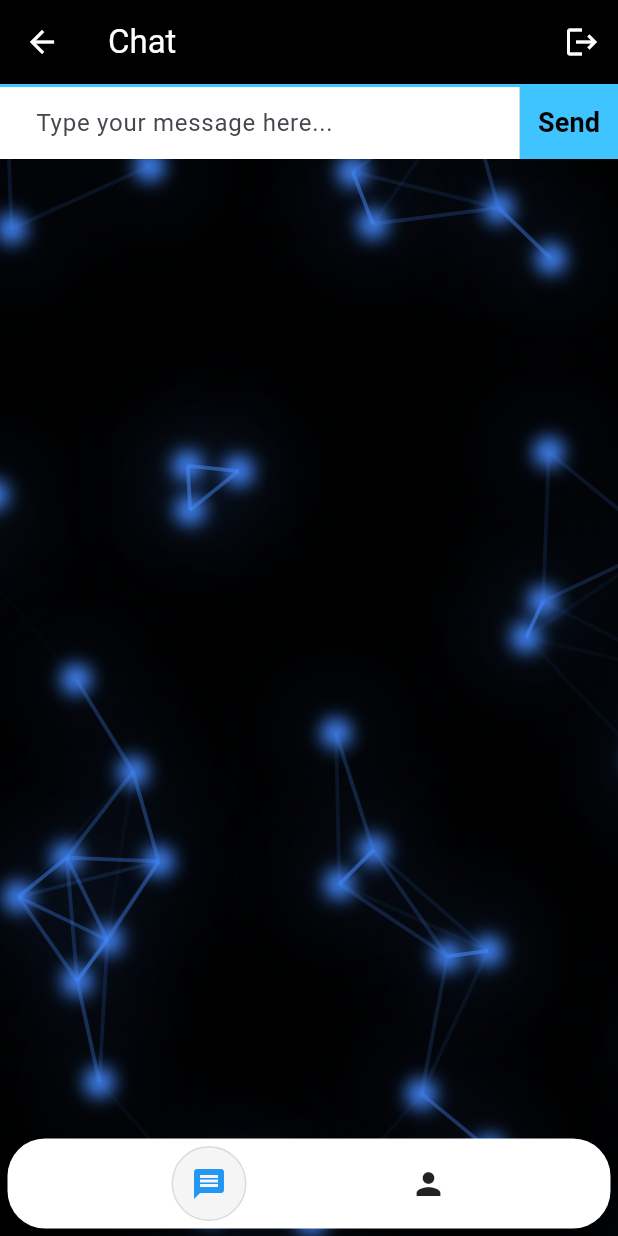
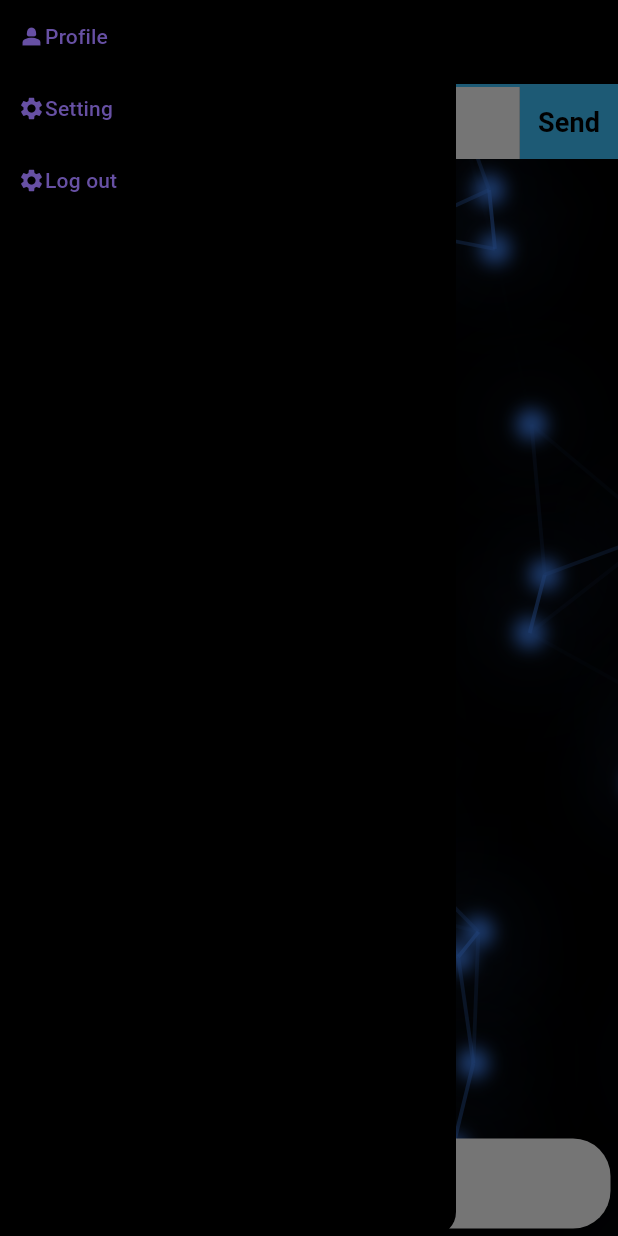
Before and after one commit to Barcha22/Flutter, a Flutter app: the ChatPage screen opened by its route, with the side drawer open (before the commit the screen has no drawer), on a phone screen of 412 x 824 dp. Run offline on Flutter 3.47's test engine with Material 3 defaults, Android fonts, the phone set to English and light mode, and no system bars; our stand-ins replace animated_text_kit, audioplayers, firebase_auth, firebase_core, font_awesome_flutter, geocoding and 3 more; missing offline and left inert: flutter_weather_bg_null_safety; accounts and stored records are empty.

Commit message:
did some work on drawer

```diff
--- a/neon_chat/lib/screens/chat_page.dart
+++ b/neon_chat/lib/screens/chat_page.dart
@@ -1,7 +1,7 @@
 import 'package:flutter/material.dart';
 import '/animation/animated_background.dart';
 import 'package:firebase_auth/firebase_auth.dart';
-import 'login_page.dart';
+import 'welcome_page.dart';
 
 class ChatPage extends StatefulWidget {
   static const String id = "Chat_Page";
@@ -30,7 +30,7 @@ class _ChatPageState extends State<ChatPage> {
       if (user != null) {
         loggedInUser = user;
         debugPrint = (String? loggedInUser, {int? wrapWidth}) {
-          print(loggedInUser);
+          // print(loggedInUser);
         };
       }
     } catch (e) {
@@ -41,19 +41,18 @@ class _ChatPageState extends State<ChatPage> {
   @override
   Widget build(BuildContext context) {
     return Scaffold(
+      //drawer
+      drawer: openBar(),
+      //appbar
       appBar: AppBar(
-        leading: Icon(Icons.arrow_back, color: Colors.white),
-        actions: <Widget>[
-          IconButton(
-            icon: Icon(Icons.logout, color: Colors.white),
-            onPressed: () {
-              Navigator.pushNamed(context, LogInPage.id);
-            },
-          ),
-        ],
         title: Text('Chat', style: TextStyle(color: Colors.white)),
         backgroundColor: Colors.black,
+        centerTitle: true,
+        iconTheme: IconThemeData(
+          color: Colors.white,
+        ), //to make the drawes icon white
       ),
+
       body: SafeArea(
         child: BlueParticlesBackground(
           child: Column(
@@ -163,7 +162,7 @@ class _ChatPageState extends State<ChatPage> {
                               onTap: () {
                                 //
                               },
-                              child: Icon(Icons.person),
+                              child: Icon(Icons.person_add),
                             ),
                           ],
                         ),
@@ -178,4 +177,69 @@ class _ChatPageState extends State<ChatPage> {
       ),
     );
   }
+
+  //function for navigation drawer
+  Widget openBar() {
+    return NavigationDrawer(
+      // indicatorColor: Colors.blue,
+      backgroundColor: Colors.black,
+
+      children: [
+        //profile
+        TextButton(
+          onPressed: () {},
+          child: Row(
+            children: [
+              Icon(Icons.person_2),
+              Text('Profile'), //
+            ],
+          ),
+        ),
+        //setting
+        TextButton(
+          onPressed: () {},
+          child: Row(
+            children: [
+              Icon(Icons.settings),
+              Text('Setting'), //
+            ],
+          ),
+        ),
+        //logout
+        TextButton(
+          onPressed: () {
+            showDialog(
+              context: context,
+              builder: (BuildContext context) {
+                return AlertDialog(
+                  title: Text("Are you sure"),
+                  actions: [
+                    TextButton(
+                      onPressed: () {
+                        _auth.signOut();
+                        Navigator.pushNamed(context, Welcome.id);
+                      },
+                      child: Text('Yes'),
+                    ),
+                    TextButton(
+                      onPressed: () {
+                        Navigator.of(context).pop();
+                      },
+                      child: Text('No'),
+                    ),
+                  ],
+                );
+              },
+            );
+          },
+          child: Row(
+            children: [
+              Icon(Icons.settings),
+              Text('Log out'), //
+            ],
+          ),
+        ),
+      ],
+    );
+  }
 }
--- a/neon_chat/pubspec.yaml
+++ b/neon_chat/pubspec.yaml
@@ -38,6 +38,7 @@ dependencies:
   firebase_core: ^3.15.2
   firebase_auth: ^5.7.0
   cloud_firestore: ^5.6.12
+  modal_progress_hud_nsn: ^0.5.1
 
 dev_dependencies:
   flutter_test:
```
Also changed, not shown: neon_chat/lib/screens/login_page.dart (+41 -8 lines), neon_chat/lib/screens/registration.dart (+21 -12 lines), neon_chat/lib/screens/welcome_page.dart (+5 -3 lines), neon_chat/lib/screens/profile.dart (added), neon_chat/pubspec.lock.
